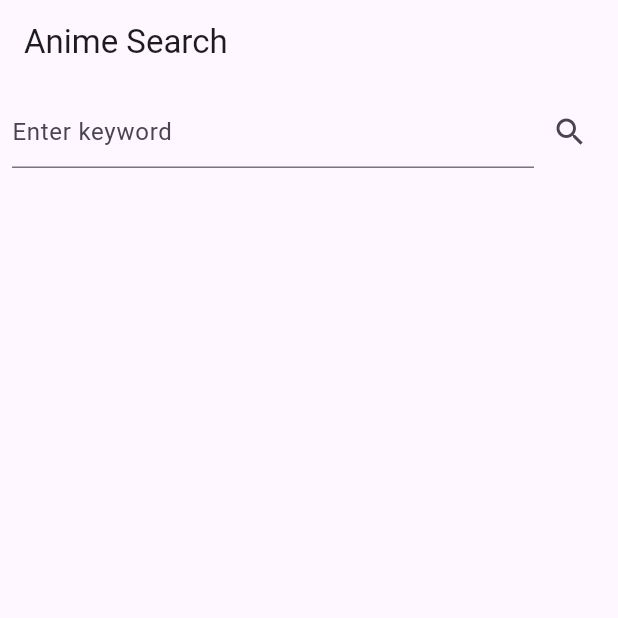
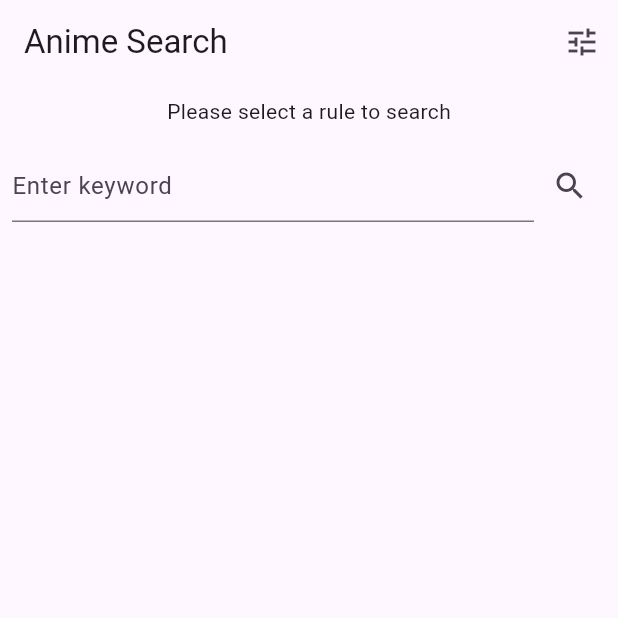
Before and after one commit to qig123/kazumi_minimal, a Flutter app: the screen it shows after launch, after a tap on the "search" icon, on a phone screen of 412 x 824 dp, the top half of it. Run offline on Flutter 3.47's test engine with Material 3 defaults, Android fonts, the phone set to English and light mode, and no system bars; our stand-ins replace dio; missing offline and left inert: media_kit, media_kit_video, webview_windows, xpath_selector_html_parser; network calls fail.

Commit message:
Add rule index picker with cache

```diff
--- a/lib/main.dart
+++ b/lib/main.dart
@@ -13,6 +13,7 @@ class MyApp extends StatelessWidget {
   @override
   Widget build(BuildContext context) {
     return const MaterialApp(
+      debugShowCheckedModeBanner: false,
       home: SearchPage(),
     );
   }
--- /dev/null
+++ b/lib/models/rule_info.dart
@@ -0,0 +1,25 @@
+class RuleInfo {
+  final String name;
+  final String version;
+  final String author;
+  final int lastUpdate;
+  final bool useNativePlayer;
+
+  const RuleInfo({
+    required this.name,
+    required this.version,
+    required this.author,
+    required this.lastUpdate,
+    required this.useNativePlayer,
+  });
+
+  factory RuleInfo.fromJson(Map<String, dynamic> json) {
+    return RuleInfo(
+      name: (json['name'] ?? '') as String,
+      version: (json['version'] ?? '') as String,
+      author: (json['author'] ?? '') as String,
+      lastUpdate: (json['lastUpdate'] ?? 0) as int,
+      useNativePlayer: (json['useNativePlayer'] ?? false) as bool,
+    );
+  }
+}
--- a/lib/pages/search_page.dart
+++ b/lib/pages/search_page.dart
@@ -1,10 +1,14 @@
 import 'dart:convert';
+
 import 'package:flutter/material.dart';
 import 'package:flutter/services.dart';
 import '../models/plugin_rule.dart';
+import '../models/rule_info.dart';
 import '../models/search_item.dart';
 import '../services/anime_parser_service.dart';
-import 'episode_page.dart';
+import 'package:kazumi_minimal/services/rule_repository.dart';
+import 'package:kazumi_minimal/pages/episode_page.dart';
+import 'package:kazumi_minimal/pages/rule_picker_page.dart';
 
 class SearchPage extends StatefulWidget {
   const SearchPage({super.key});
@@ -16,19 +20,36 @@ class SearchPage extends StatefulWidget {
 class _SearchPageState extends State<SearchPage> {
   final _controller = TextEditingController();
   final _parser = AnimeParserService();
+  final _repo = RuleRepository();
 
   List<SearchItem> _results = [];
   PluginRule? _rule;
+  RuleInfo? _selectedRule;
+  List<RuleInfo> _rules = [];
   bool _loading = false;
   String? _error;
 
   @override
   void initState() {
     super.initState();
-    _loadRule();
+    _loadRules();
   }
 
-  Future<void> _loadRule() async {
+  Future<void> _loadRules() async {
+    try {
+      final rules = await _repo.loadIndex();
+      if (rules.isNotEmpty) {
+        _rules = rules;
+        _selectedRule = rules.first;
+        _rule = await _repo.loadRule(_selectedRule!.name);
+        setState(() => _error = null);
+        return;
+      }
+    } catch (e) {
+      setState(() => _error = 'Failed to load rules: $e');
+    }
+
+    // fallback to bundled rule
     try {
       final jsonStr = await rootBundle.loadString('aowu.json');
       final map = json.decode(jsonStr) as Map<String, dynamic>;
@@ -62,9 +83,27 @@ class _SearchPageState extends State<SearchPage> {
   @override
   Widget build(BuildContext context) {
     return Scaffold(
-      appBar: AppBar(title: const Text('Anime Search')),
+      appBar: AppBar(
+        title: Text(
+          _selectedRule == null
+              ? 'Anime Search'
+              : 'Anime Search (${_selectedRule!.name})',
+        ),
+        actions: [
+          IconButton(
+            icon: const Icon(Icons.tune),
+            onPressed: _openRulePicker,
+            tooltip: 'Rules',
+          ),
+        ],
+      ),
       body: Column(
         children: [
+          if (_selectedRule == null)
+            const Padding(
+              padding: EdgeInsets.all(8),
+              child: Text('Please select a rule to search'),
+            ),
           Padding(
             padding: const EdgeInsets.all(8),
             child: Row(
@@ -80,7 +119,7 @@ class _SearchPageState extends State<SearchPage> {
                 ),
                 IconButton(
                   icon: const Icon(Icons.search),
-                  onPressed: _search,
+                  onPressed: _rule == null ? null : _search,
                 ),
               ],
             ),
@@ -119,4 +158,38 @@ class _SearchPageState extends State<SearchPage> {
       ),
     );
   }
+
+  Future<void> _openRulePicker() async {
+    final picked = await Navigator.of(context).push<RuleInfo>(
+      MaterialPageRoute(
+        builder: (_) => RulePickerPage(
+          rules: _rules,
+          selected: _selectedRule,
+          onRefresh: _refreshRules,
+        ),
+      ),
+    );
+    if (picked == null) return;
+    await _selectRule(picked);
+  }
+
+  Future<List<RuleInfo>> _refreshRules(bool includeOutdated) async {
+    final rules = await _repo.loadIndex(includeOutdated: includeOutdated);
+    setState(() => _rules = rules);
+    return rules;
+  }
+
+  Future<void> _selectRule(RuleInfo rule) async {
+    try {
+      final loaded = await _repo.loadRule(rule.name);
+      setState(() {
+        _selectedRule = rule;
+        _rule = loaded;
+        _results = [];
+        _error = null;
+      });
+    } catch (e) {
+      setState(() => _error = 'Failed to load rule: $e');
+    }
+  }
 }
--- /dev/null
+++ b/lib/services/rule_repository.dart
@@ -0,0 +1,114 @@
+import 'dart:convert';
+import 'dart:io';
+import 'package:flutter/foundation.dart';
+import 'package:http/http.dart' as http;
+
+import '../models/plugin_rule.dart';
+import '../models/rule_info.dart';
+
+class RuleRepository {
+  // GitHub Raw ������ַ
+  static const String baseUrl = 'https://raw.githubusercontent.com/Predidit/KazumiRules/master';
+  static const String indexFile = 'index.json';
+  static const int outdatedDays = 365;
+  static const Duration requestTimeout = Duration(seconds: 10);
+  static const String cacheFileName = 'rules_cache.json';
+
+  Future<List<RuleInfo>> loadIndex({bool includeOutdated = false}) async {
+    final cache = await _loadCache();
+    try {
+      final response = await http
+          .get(Uri.parse('$baseUrl/$indexFile'))
+          .timeout(requestTimeout);
+
+      if (response.statusCode != 200) {
+        throw Exception('Failed to load index: ${response.statusCode}');
+      }
+
+      final content = utf8.decode(response.bodyBytes);
+      final list = json.decode(content) as List<dynamic>;
+
+      final rules = list
+          .map((e) => RuleInfo.fromJson(e as Map<String, dynamic>))
+          .where((r) => includeOutdated ? r.name.isNotEmpty : _isActive(r))
+          .toList()
+        ..sort(_sortRules);
+
+      await _saveCache(content);
+      debugPrint('Loaded rules from GitHub: ${rules.length}');
+      return rules;
+    } catch (e) {
+      debugPrint('Error loading index: $e');
+      if (cache != null) {
+        final list = json.decode(cache) as List<dynamic>;
+        final rules = list
+            .map((e) => RuleInfo.fromJson(e as Map<String, dynamic>))
+            .where((r) => includeOutdated ? r.name.isNotEmpty : _isActive(r))
+            .toList()
+          ..sort(_sortRules);
+        debugPrint('Loaded rules from cache: ${rules.length}');
+        return rules;
+      }
+      rethrow;
+    }
+  }
+
+  Future<PluginRule> loadRule(String name) async {
+    try {
+      final response = await http
+          .get(Uri.parse('$baseUrl/$name.json'))
+          .timeout(requestTimeout);
+
+      if (response.statusCode != 200) {
+        throw Exception('Rule file not found: $name.json');
+      }
+
+      final content = utf8.decode(response.bodyBytes);
+      final jsonMap = json.decode(content) as Map<String, dynamic>;
+      return PluginRule.fromJson(jsonMap);
+    } catch (e) {
+      debugPrint('Error loading rule $name: $e');
+      rethrow;
+    }
+  }
+
+  bool _isActive(RuleInfo rule) {
+    if (rule.name.isEmpty) return false;
+    if (rule.lastUpdate <= 0) return false;
+    final cutoff = DateTime.now().subtract(const Duration(days: outdatedDays));
+    final last = DateTime.fromMillisecondsSinceEpoch(rule.lastUpdate);
+    return last.isAfter(cutoff);
+  }
+
+  int _sortRules(RuleInfo a, RuleInfo b) {
+    final byUpdate = b.lastUpdate.compareTo(a.lastUpdate);
+    if (byUpdate != 0) return byUpdate;
+    return a.name.compareTo(b.name);
+  }
+
+  Future<String?> _loadCache() async {
+    try {
+      final file = File(_cachePath());
+      if (!await file.exists()) return null;
+      return await file.readAsString();
+    } catch (_) {
+      return null;
+    }
+  }
+
+  Future<void> _saveCache(String content) async {
+    try {
+      final file = File(_cachePath());
+      await file.parent.create(recursive: true);
+      await file.writeAsString(content);
+    } catch (_) {}
+  }
+
+  String _cachePath() {
+    final appData = Platform.environment['APPDATA'];
+    if (appData != null && appData.isNotEmpty) {
+      return '$appData\\kazumi_minimal\\$cacheFileName';
+    }
+    return '${Directory.systemTemp.path}\\$cacheFileName';
+  }
+}
--- a/pubspec.yaml
+++ b/pubspec.yaml
@@ -37,6 +37,7 @@ dependencies:
   dio: ^5.4.0
   xpath_selector: ^3.0.2
   xpath_selector_html_parser: ^3.0.1
+  http: ^1.6.0
   webview_windows:
     git:
       url: https://github.com/Predidit/flutter-webview-windows.git
```
Also changed, not shown: lib/pages/rule_picker_page.dart (added, +127 -0 lines), pubspec.lock, 1 other file.
